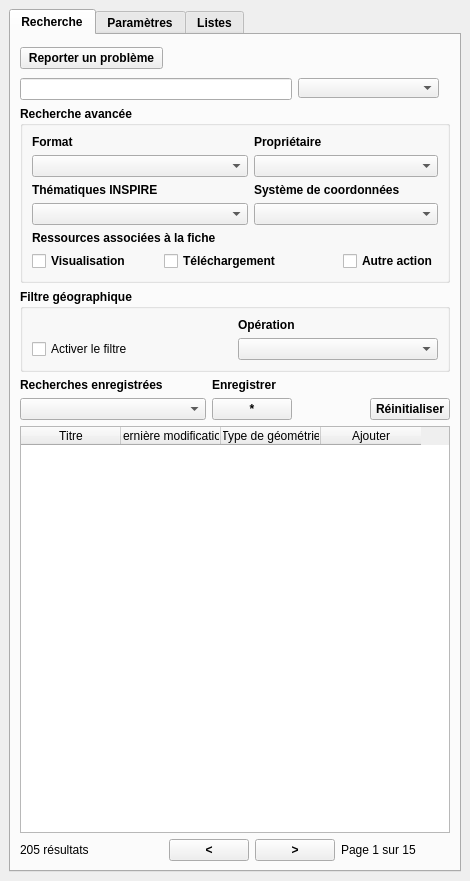
The window that isogeo_dockwidget_base.ui (isogeo/isogeo-plugin-qgis) describes before a commit, drawn with Qt 5.
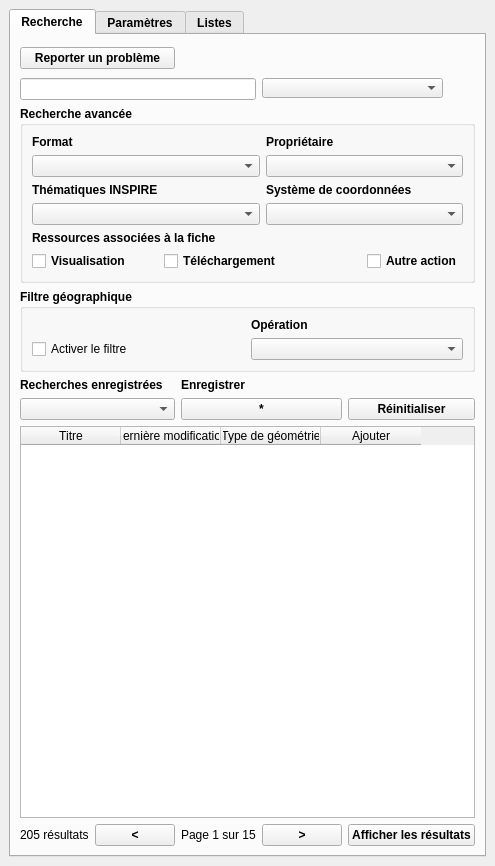
The same window after the commit. Custom widgets are drawn as their Qt base class.

Commit message: The 'scan' idea was raising too many functional and technical problems. It has been abandonned. The results are now displayed only when a specific button is pressed.

```diff
--- a/isogeo_dockwidget_base.ui
+++ b/isogeo_dockwidget_base.ui
@@ -6,8 +6,8 @@
    <rect>
     <x>0</x>
     <y>0</y>
-    <width>460</width>
-    <height>881</height>
+    <width>491</width>
+    <height>866</height>
    </rect>
   </property>
   <property name="windowTitle">
@@ -15,7 +15,7 @@
   </property>
   <widget class="QWidget" name="dockWidgetContents">
    <layout class="QGridLayout" name="gridLayout">
-    <item row="0" column="0">
+    <item row="1" column="0">
      <widget class="QTabWidget" name="tabWidget">
       <property name="font">
        <font>
@@ -31,14 +31,14 @@
         <string>Recherche</string>
        </attribute>
        <layout class="QGridLayout" name="gridLayout_4">
-        <item row="0" column="0">
+        <item row="0" column="0" colspan="2">
          <widget class="QPushButton" name="report">
           <property name="text">
            <string>Reporter un problème</string>
           </property>
          </widget>
         </item>
-        <item row="0" column="5">
+        <item row="0" column="4">
          <spacer name="verticalSpacer">
           <property name="orientation">
            <enum>Qt::Vertical</enum>
@@ -54,7 +54,7 @@
           </property>
          </spacer>
         </item>
-        <item row="1" column="0" colspan="4">
+        <item row="1" column="0" colspan="3">
          <widget class="QLineEdit" name="text_input">
           <property name="inputMask">
            <string/>
@@ -64,21 +64,21 @@
           </property>
          </widget>
         </item>
-        <item row="1" column="4" colspan="3">
+        <item row="1" column="3" colspan="2">
          <widget class="QWidget" name="widget" native="true">
           <widget class="QComboBox" name="keywords">
            <property name="geometry">
             <rect>
              <x>0</x>
              <y>0</y>
-             <width>141</width>
+             <width>181</width>
              <height>20</height>
             </rect>
            </property>
           </widget>
          </widget>
         </item>
-        <item row="2" column="0" colspan="7">
+        <item row="2" column="0" colspan="5">
          <widget class="QgsCollapsibleGroupBox" name="filters_box">
           <property name="font">
            <font>
@@ -278,7 +278,7 @@
           </layout>
          </widget>
         </item>
-        <item row="3" column="0" colspan="7">
+        <item row="3" column="0" colspan="5">
          <widget class="QgsCollapsibleGroupBox" name="geofilter_box">
           <property name="font">
            <font>
@@ -325,7 +325,7 @@
           </layout>
          </widget>
         </item>
-        <item row="4" column="0">
+        <item row="4" column="0" colspan="2">
          <widget class="QLabel" name="label">
           <property name="font">
            <font>
@@ -361,14 +361,14 @@
           </property>
          </widget>
         </item>
-        <item row="5" column="6">
+        <item row="5" column="4">
          <widget class="QPushButton" name="initialize">
           <property name="text">
            <string>Réinitialiser</string>
           </property>
          </widget>
         </item>
-        <item row="6" column="0" colspan="7">
+        <item row="6" column="0" colspan="5">
          <widget class="QTableWidget" name="resultats">
           <property name="editTriggers">
            <set>QAbstractItemView::NoEditTriggers</set>
@@ -411,21 +411,14 @@
           </property>
          </widget>
         </item>
-        <item row="7" column="1" colspan="2">
+        <item row="7" column="1">
          <widget class="QPushButton" name="previous">
           <property name="text">
            <string>&lt;</string>
           </property>
          </widget>
         </item>
-        <item row="7" column="3" colspan="2">
-         <widget class="QPushButton" name="next">
-          <property name="text">
-           <string>&gt;</string>
-          </property>
-         </widget>
-        </item>
-        <item row="7" column="5" colspan="2">
+        <item row="7" column="2">
          <widget class="QLabel" name="paging">
           <property name="font">
            <font>
@@ -438,6 +431,20 @@
           </property>
          </widget>
         </item>
+        <item row="7" column="3">
+         <widget class="QPushButton" name="next">
+          <property name="text">
+           <string>&gt;</string>
+          </property>
+         </widget>
+        </item>
+        <item row="7" column="4">
+         <widget class="QPushButton" name="show_button">
+          <property name="text">
+           <string>Afficher les résultats</string>
+          </property>
+         </widget>
+        </item>
        </layout>
       </widget>
       <widget class="QWidget" name="tab_2">
```
The commit also changes 4 other files.
